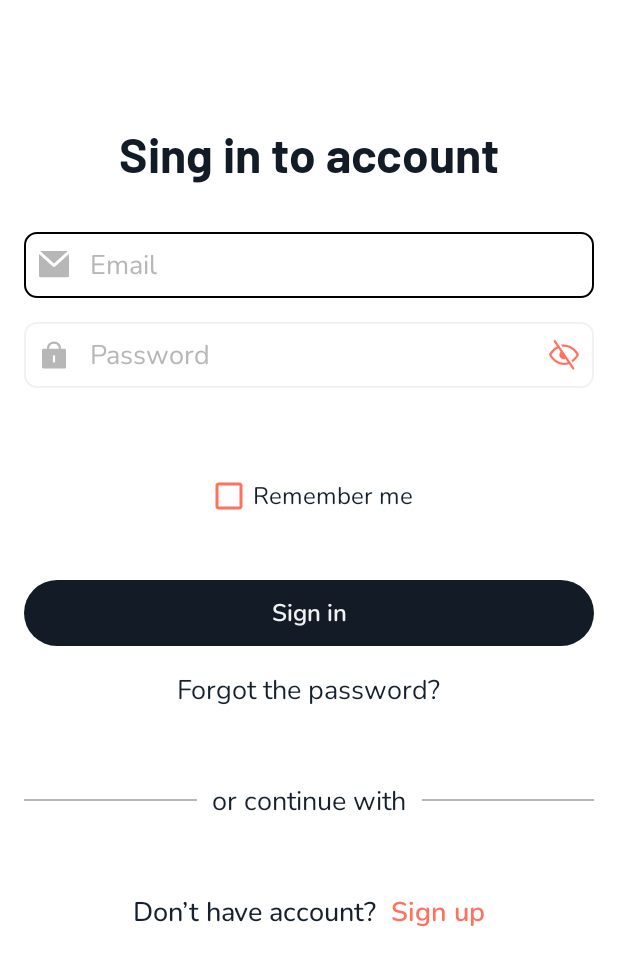
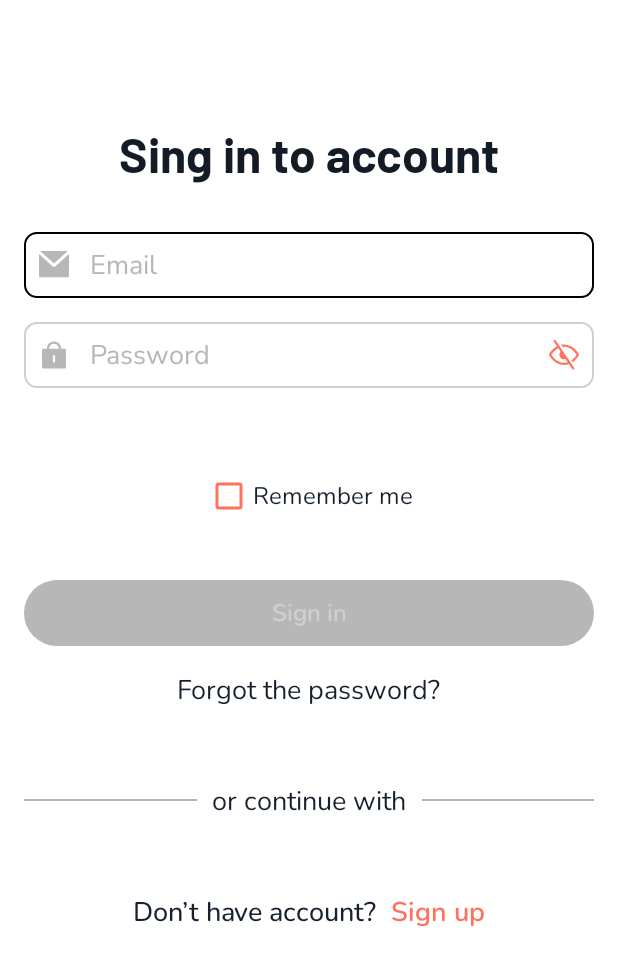
Before and after one commit to khayalsherif/E-Commerce-App-Android, an Android app: the screen it shows after launch (MainActivity), on a phone screen of 412 x 824 dp. Shown: the top 966 px of the screen. Run offline under Robolectric (Android 15) with nearby library versions, the phone set to English and light mode, and no system bars; our stand-ins replace navigation-ui.

Commit message:
feature: edit text states

```diff
--- a/presentation/src/main/java/az/red/presentation/content/login/LoginFragment.kt
+++ b/presentation/src/main/java/az/red/presentation/content/login/LoginFragment.kt
@@ -1,9 +1,12 @@
 package az.red.presentation.content.login
 
+import android.text.Editable
+import android.text.TextWatcher
 import android.text.method.PasswordTransformationMethod
 import android.view.LayoutInflater
 import android.view.ViewGroup
 import android.widget.EditText
+import androidx.navigation.NavController
 import az.red.presentation.R
 import az.red.presentation.base.BaseFragment
 import az.red.presentation.common.setDrawableRightTouch
@@ -16,10 +19,13 @@ class LoginFragment : BaseFragment<FragmentLoginBinding, LoginViewModel>() {
         get() = FragmentLoginBinding::inflate
     override val kClass: KClass<LoginViewModel>
         get() = LoginViewModel::class
+    private lateinit var navController: NavController
 
     private var passwordIsVisible = false
 
     override val bindViews: FragmentLoginBinding.() -> Unit = {
+        inputName.addTextChangedListener(textWatcher)
+        inputPassword.addTextChangedListener(textWatcher)
 
         binding.inputPassword.setDrawableRightTouch {
             passwordVisibility(binding.inputPassword, passwordIsVisible)
@@ -27,13 +33,31 @@ class LoginFragment : BaseFragment<FragmentLoginBinding, LoginViewModel>() {
         }
     }
 
+    private val textWatcher = object : TextWatcher {
+        override fun beforeTextChanged(p0: CharSequence?, p1: Int, p2: Int, p3: Int) {}
+        override fun afterTextChanged(p0: Editable?) {}
+        override fun onTextChanged(p0: CharSequence?, p1: Int, p2: Int, p3: Int) {
+            binding.buttonSignIn.isEnabled =
+                binding.inputName.text.isNotEmpty() && binding.inputPassword.text.isNotEmpty()
+        }
+    }
 
     private fun passwordVisibility(editText: EditText, isVisible: Boolean) {
         if (isVisible) {
-            editText.setCompoundDrawablesWithIntrinsicBounds(R.drawable.ic_password, 0, R.drawable.ic_open_eye, 0)
+            editText.setCompoundDrawablesWithIntrinsicBounds(
+                R.drawable.ic_password,
+                0,
+                R.drawable.ic_open_eye,
+                0
+            )
             editText.transformationMethod = PasswordTransformationMethod()
         } else {
-            editText.setCompoundDrawablesWithIntrinsicBounds(R.drawable.ic_password, 0, R.drawable.ic_close_eye, 0)
+            editText.setCompoundDrawablesWithIntrinsicBounds(
+                R.drawable.ic_password,
+                0,
+                R.drawable.ic_close_eye,
+                0
+            )
             editText.transformationMethod = null
         }
     }
--- a/presentation/src/main/res/drawable/shape_selected_edit_text.xml
+++ b/presentation/src/main/res/drawable/shape_selected_edit_text.xml
@@ -1,8 +1,8 @@
 <?xml version="1.0" encoding="utf-8"?>
 <shape xmlns:android="http://schemas.android.com/apk/res/android" >
     <gradient
-        android:endColor="@color/white"
-        android:startColor="@color/white"/>
-    <stroke android:width="1dp" android:color="@color/black"/>
+        android:endColor="?attr/edit_text_background_color"
+        android:startColor="?attr/edit_text_background_color"/>
+    <stroke android:width="1dp" android:color="?attr/edit_text_stroke_selected_color"/>
     <corners android:radius="8dp"/>
 </shape>
--- a/presentation/src/main/res/drawable/shape_unselected_edit_text.xml
+++ b/presentation/src/main/res/drawable/shape_unselected_edit_text.xml
@@ -1,8 +1,10 @@
 <?xml version="1.0" encoding="utf-8"?>
 <shape xmlns:android="http://schemas.android.com/apk/res/android">
     <gradient
-        android:endColor="@color/white"
-        android:startColor="@color/white" />
-    <stroke android:width="1dp" android:color="@color/white_unselected"/>
+        android:endColor="?attr/edit_text_background_color"
+        android:startColor="?attr/edit_text_background_color" />
+    <stroke
+        android:width="1dp"
+        android:color="?attr/edit_text_stroke_un_selected_color" />
     <corners android:radius="8dp" />
 </shape>
--- a/presentation/src/main/res/layout/fragment_login.xml
+++ b/presentation/src/main/res/layout/fragment_login.xml
@@ -16,7 +16,7 @@
         android:text="@string/sing_in_to_account" />
 
     <EditText
-        android:id="@+id/editTextTextPersonName"
+        android:id="@+id/inputName"
         style="@style/EditTextStyle"
         android:layout_width="match_parent"
         android:layout_height="44dp"
@@ -25,7 +25,7 @@
         android:drawableStart="@drawable/ic_email"
         android:drawablePadding="12dp"
         android:hint="@string/email"
-        android:inputType="textPersonName"
+        android:inputType="text"
         android:paddingHorizontal="8dp"
         android:theme="@style/EditTextTheme" />
 
@@ -56,11 +56,13 @@
         android:text="@string/remember_me" />
 
     <TextView
+        android:id="@+id/buttonSignIn"
         style="@style/ButtonStyle"
         android:layout_width="match_parent"
         android:layout_height="44dp"
         android:layout_marginHorizontal="16dp"
         android:layout_marginTop="32dp"
+        android:enabled="false"
         android:text="@string/sign_in" />
 
     <TextView
--- a/presentation/src/main/res/values-night/themes.xml
+++ b/presentation/src/main/res/values-night/themes.xml
@@ -25,7 +25,9 @@
         <item name="edit_text_text_color">@color/dark_edit_text_text_color</item>
         <item name="screen_background_color">@color/dark_screen_background_color</item>
         <item name="button_is_enable_text_color">@color/dark_button_is_enable_text_color</item>
-        <item name="button_is_not_enable_text_color">@color/dark_button_is_not_enable_text_color
-        </item>
+        <item name="button_is_not_enable_text_color">@color/dark_button_is_not_enable_text_color</item>
+        <item name="edit_text_stroke_selected_color">@color/dark_edit_text_stroke_selected_color</item>
+        <item name="edit_text_stroke_un_selected_color">@color/dark_edit_text_stroke_un_selected_color</item>
+        <item name="edit_text_background_color">@color/dark_edit_text_background_color</item>
     </style>
 </resources>
--- a/presentation/src/main/res/values/colors.xml
+++ b/presentation/src/main/res/values/colors.xml
@@ -23,7 +23,9 @@
     <color name="light_screen_background_color">#FFFFFF</color>
     <color name="light_button_is_enable_text_color">#F2F2F2</color>
     <color name="light_button_is_not_enable_text_color">#CFCFCF</color>
-
+    <color name="light_edit_text_stroke_selected_color">#FF000000</color>
+    <color name="light_edit_text_stroke_un_selected_color">#CFCFCF</color>
+    <color name="light_edit_text_background_color">#FFFFFF</color>
 
     <color name="dark_hint_color">#233447</color>
     <color name="dark_screen_title_color">#F2F2F2</color>
@@ -36,5 +38,7 @@
     <color name="dark_screen_background_color">#131C26</color>
     <color name="dark_button_is_enable_text_color">#16212D</color>
     <color name="dark_button_is_not_enable_text_color">#CFCFCF</color>
-
+    <color name="dark_edit_text_stroke_selected_color">#FFFFFF</color>
+    <color name="dark_edit_text_stroke_un_selected_color">#233447</color>
+    <color name="dark_edit_text_background_color">#16212D</color>
 </resources>
--- a/presentation/src/main/res/values/styles.xml
+++ b/presentation/src/main/res/values/styles.xml
@@ -12,6 +12,9 @@
         <attr name="screen_background_color" format="color" />
         <attr name="button_is_enable_text_color" format="color" />
         <attr name="button_is_not_enable_text_color" format="color" />
+        <attr name="edit_text_stroke_selected_color" format="color" />
+        <attr name="edit_text_stroke_un_selected_color" format="color" />
+        <attr name="edit_text_background_color" format="color" />
     </declare-styleable>
 
     <style name="ButtonStyle">
--- a/presentation/src/main/res/values/themes.xml
+++ b/presentation/src/main/res/values/themes.xml
@@ -26,5 +26,8 @@
         <item name="screen_background_color">@color/light_screen_background_color</item>
         <item name="button_is_enable_text_color">@color/light_button_is_enable_text_color</item>
         <item name="button_is_not_enable_text_color">@color/light_button_is_not_enable_text_color</item>
+        <item name="edit_text_stroke_selected_color">@color/light_edit_text_stroke_selected_color</item>
+        <item name="edit_text_stroke_un_selected_color">@color/light_edit_text_stroke_un_selected_color</item>
+        <item name="edit_text_background_color">@color/light_edit_text_background_color</item>
     </style>
 </resources>
```
